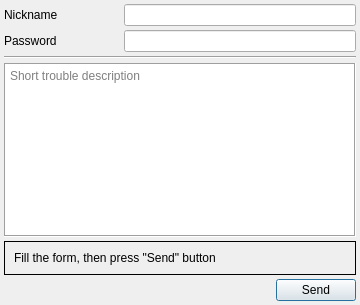
Above: feedbackdialog.ui from dngulin/ttyhlauncher before the change. Below: the same form after it.
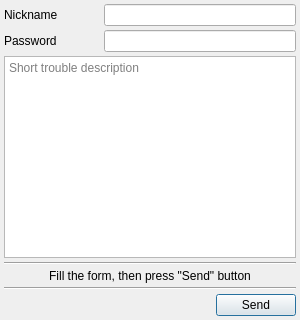
That is the form after the change. Icons and pictures are not drawn.

```diff
--- a/feedbackdialog.ui
+++ b/feedbackdialog.ui
@@ -6,8 +6,8 @@
    <rect>
     <x>0</x>
     <y>0</y>
-    <width>360</width>
-    <height>305</height>
+    <width>300</width>
+    <height>320</height>
    </rect>
   </property>
   <property name="windowTitle">
@@ -38,6 +38,9 @@
    </property>
    <item>
     <layout class="QGridLayout" name="formLayout">
+     <property name="spacing">
+      <number>4</number>
+     </property>
      <item row="1" column="0">
       <widget class="QLabel" name="passLabel">
        <property name="text">
@@ -64,43 +67,35 @@
      </item>
     </layout>
    </item>
-   <item>
-    <widget class="Line" name="line">
-     <property name="orientation">
-      <enum>Qt::Horizontal</enum>
-     </property>
-    </widget>
-   </item>
    <item>
     <widget class="QPlainTextEdit" name="descEdit">
-     <property name="frameShape">
-      <enum>QFrame::Box</enum>
-     </property>
-     <property name="frameShadow">
-      <enum>QFrame::Sunken</enum>
-     </property>
      <property name="placeholderText">
       <string>Short trouble description</string>
      </property>
     </widget>
    </item>
    <item>
-    <widget class="QFrame" name="messageFrame">
-     <property name="frameShape">
-      <enum>QFrame::Box</enum>
+    <widget class="Line" name="lineTop">
+     <property name="orientation">
+      <enum>Qt::Horizontal</enum>
      </property>
-     <property name="frameShadow">
-      <enum>QFrame::Plain</enum>
+    </widget>
+   </item>
+   <item>
+    <widget class="QLabel" name="messageLabel">
+     <property name="text">
+      <string>Fill the form, then press &quot;Send&quot; button</string>
      </property>
-     <layout class="QGridLayout" name="gridLayout_2">
-      <item row="0" column="0">
-       <widget class="QLabel" name="messageLabel">
-        <property name="text">
-         <string>Fill the form, then press &quot;Send&quot; button</string>
-        </property>
-       </widget>
-      </item>
-     </layout>
+     <property name="alignment">
+      <set>Qt::AlignCenter</set>
+     </property>
+    </widget>
+   </item>
+   <item>
+    <widget class="Line" name="lineBottom">
+     <property name="orientation">
+      <enum>Qt::Horizontal</enum>
+     </property>
     </widget>
    </item>
    <item>
```
Left out of the diff: 4 changed lines with no effect on the pictures.
